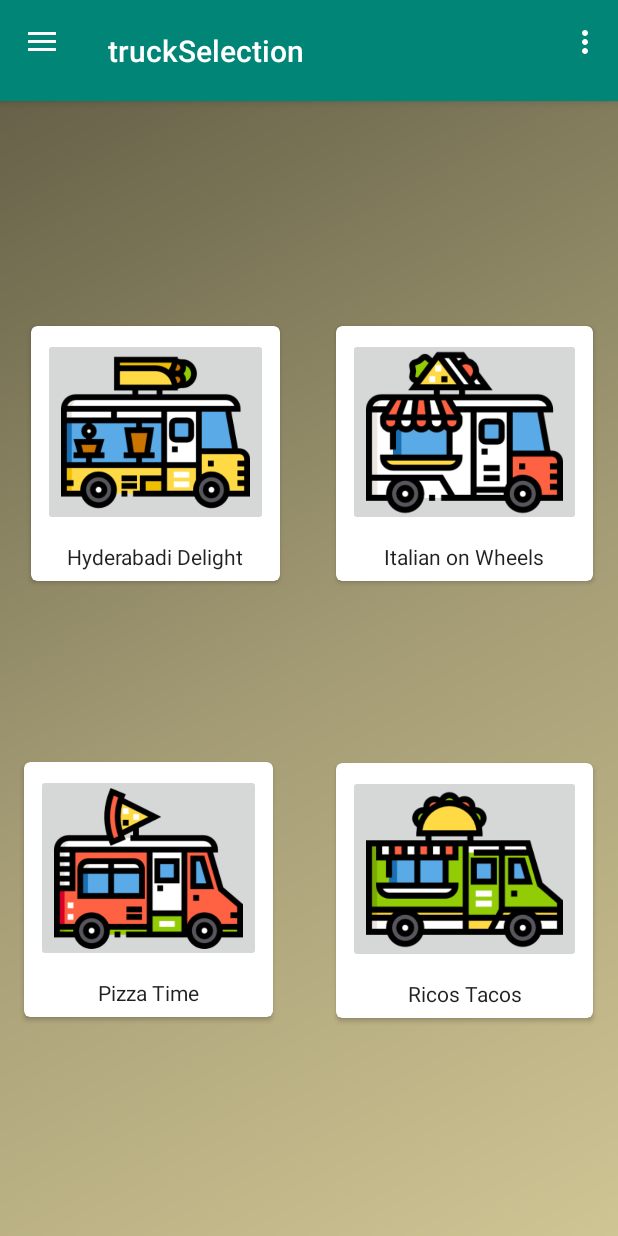
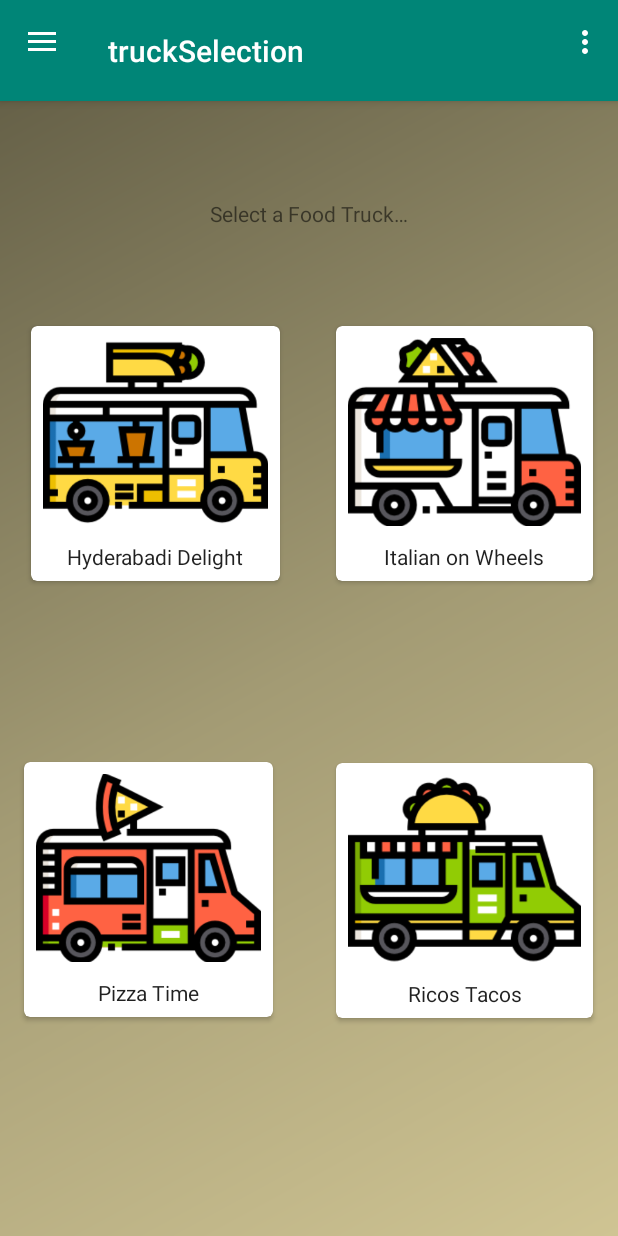
Before and after one commit to Koopacabra/BullRunMarket, an Android app: the truckSelection screen opened directly, with no data from a screen before it, on a phone screen of 412 x 824 dp. Run offline under Robolectric (Android 15) with nearby library versions, the phone set to English and light mode, and no system bars.

Commit message:
//corrected truck icons & backgrounds; //added textview to truck_selection;

```diff
--- a/app/src/main/AndroidManifest.xml
+++ b/app/src/main/AndroidManifest.xml
@@ -3,16 +3,17 @@
     package="com.example.bullrunmarket">
 
     <application
-        android:allowBackup="true"
+        android:allowBackup="false"
         android:icon="@mipmap/ic_launcher"
         android:label="@string/app_name"
         android:roundIcon="@mipmap/ic_launcher_round"
         android:supportsRtl="true"
         android:theme="@style/AppTheme">
+
         <activity
             android:name=".truckInterface"
             android:label="@string/title_activity_truck_interface"
-            android:theme="@style/AppTheme.NoActionBar"></activity>
+            android:theme="@style/AppTheme.NoActionBar" />
         <activity
             android:name=".truckSelection"
             android:label="@string/title_activity_truck_selection"
--- a/app/src/main/res/layout/content_truck_selection.xml
+++ b/app/src/main/res/layout/content_truck_selection.xml
@@ -37,6 +37,7 @@
                 android:layout_width="match_parent"
                 android:layout_height="125dp"
                 android:scaleType="centerCrop"
+                android:background="#0000"
                 android:layout_marginStart="8dp"
                 android:layout_marginLeft="8dp"
                 android:layout_marginTop="8dp"
@@ -99,6 +100,7 @@
                 android:layout_width="match_parent"
                 android:layout_height="125dp"
                 android:scaleType="centerCrop"
+                android:background="#0000"
                 android:layout_marginStart="8dp"
                 android:layout_marginLeft="8dp"
                 android:layout_marginTop="8dp"
@@ -162,6 +164,7 @@
                 android:layout_width="match_parent"
                 android:layout_height="125dp"
                 android:scaleType="centerCrop"
+                android:background="#0000"
                 android:layout_marginStart="8dp"
                 android:layout_marginLeft="8dp"
                 android:layout_marginTop="8dp"
@@ -225,6 +228,7 @@
                 android:layout_width="match_parent"
                 android:layout_height="125dp"
                 android:scaleType="centerCrop"
+                android:background="#0000"
                 android:layout_marginStart="8dp"
                 android:layout_marginLeft="8dp"
                 android:layout_marginTop="8dp"
@@ -275,4 +279,21 @@
         android:orientation="horizontal"
         app:layout_constraintGuide_percent="0.5045181" />
 
+    <TextView
+        android:id="@+id/textView3"
+        android:layout_width="184dp"
+        android:layout_height="34dp"
+        android:layout_marginStart="8dp"
+        android:layout_marginLeft="8dp"
+        android:layout_marginTop="8dp"
+        android:layout_marginEnd="8dp"
+        android:layout_marginRight="8dp"
+        android:layout_marginBottom="8dp"
+        android:gravity="center"
+        android:text="@string/select_truck"
+        app:layout_constraintBottom_toTopOf="@+id/cardView_delight"
+        app:layout_constraintEnd_toEndOf="parent"
+        app:layout_constraintStart_toStartOf="parent"
+        app:layout_constraintTop_toTopOf="parent" />
+
 </android.support.constraint.ConstraintLayout>
--- a/app/src/main/res/values/strings.xml
+++ b/app/src/main/res/values/strings.xml
@@ -15,4 +15,6 @@
     <string name="pizza">Pizza Time</string>
     <string name="tacos">Ricos Tacos</string>
     <string name="freepikIcons">Icon made by Freepik from www.flaticon.com</string>
+    <string name="brmlogo">brmlogo</string>
+    <string name="select_truck">Select a Food Truck&#8230;</string>
 </resources>
```
